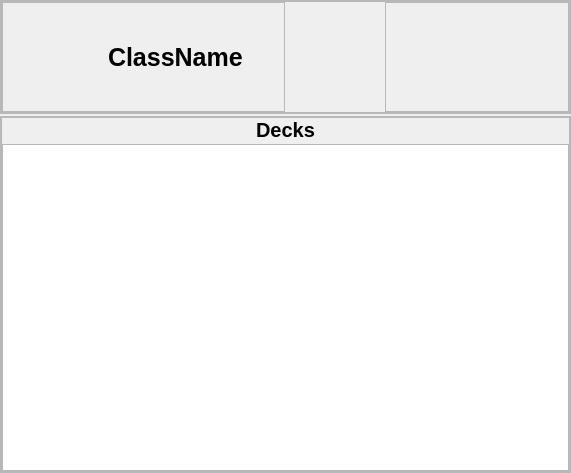
Qt form functions/new_flashcards/flashcards_page.ui (Nbdyleto/PySide6_Self_TCC) before a commit.
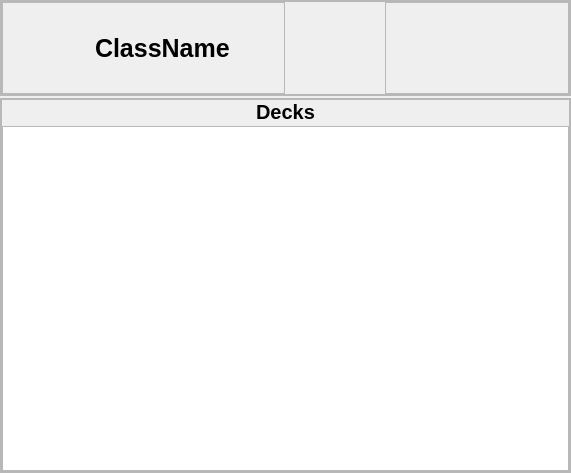
The same form after that commit. Icons and pictures are not drawn.

Commit message: small changes in flashcards ui and tasks ui

What changed in the file:
```diff
--- a/functions/new_flashcards/flashcards_page.ui
+++ b/functions/new_flashcards/flashcards_page.ui
@@ -31,6 +31,12 @@
    </property>
    <item>
     <widget class="QFrame" name="frame">
+     <property name="minimumSize">
+      <size>
+       <width>0</width>
+       <height>0</height>
+      </size>
+     </property>
      <property name="maximumSize">
       <size>
        <width>16777215</width>
@@ -61,6 +67,12 @@
       </property>
       <item>
        <widget class="QFrame" name="frame_3">
+        <property name="minimumSize">
+         <size>
+          <width>0</width>
+          <height>0</height>
+         </size>
+        </property>
         <property name="frameShape">
          <enum>QFrame::StyledPanel</enum>
         </property>
@@ -92,6 +104,21 @@
             <enum>QFrame::Raised</enum>
            </property>
            <layout class="QHBoxLayout" name="horizontalLayout_2">
+            <property name="spacing">
+             <number>2</number>
+            </property>
+            <property name="leftMargin">
+             <number>0</number>
+            </property>
+            <property name="topMargin">
+             <number>0</number>
+            </property>
+            <property name="rightMargin">
+             <number>0</number>
+            </property>
+            <property name="bottomMargin">
+             <number>0</number>
+            </property>
             <item>
              <widget class="QPushButton" name="btnClassIcon">
               <property name="minimumSize">
```
The commit also changes 7 other files.
